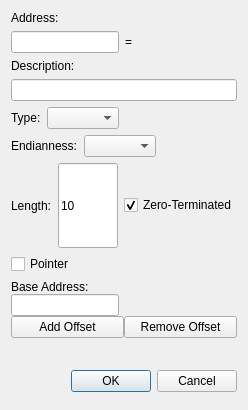
The window that GUI/AddAddressManuallyDialog.ui (korcankaraokcu/PINCE) describes before a commit, drawn with Qt 5.
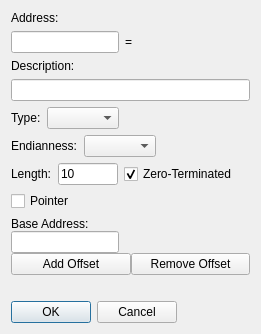
The same window after the commit.

Commit message: Fix sizing issues of AddAddressManuallyDialog

What changed in the file:
```diff
--- a/GUI/AddAddressManuallyDialog.ui
+++ b/GUI/AddAddressManuallyDialog.ui
@@ -2,32 +2,6 @@
 <ui version="4.0">
  <class>Dialog</class>
  <widget class="QDialog" name="Dialog">
-  <property name="geometry">
-   <rect>
-    <x>0</x>
-    <y>0</y>
-    <width>224</width>
-    <height>410</height>
-   </rect>
-  </property>
-  <property name="sizePolicy">
-   <sizepolicy hsizetype="Preferred" vsizetype="Expanding">
-    <horstretch>0</horstretch>
-    <verstretch>0</verstretch>
-   </sizepolicy>
-  </property>
-  <property name="minimumSize">
-   <size>
-    <width>0</width>
-    <height>0</height>
-   </size>
-  </property>
-  <property name="maximumSize">
-   <size>
-    <width>224</width>
-    <height>16777215</height>
-   </size>
-  </property>
   <property name="windowTitle">
    <string>Add Address Manually</string>
   </property>
@@ -277,7 +251,7 @@
      </item>
     </layout>
    </item>
-   <item row="9" column="0">
+   <item row="9" column="0" alignment="Qt::AlignLeft">
     <widget class="QDialogButtonBox" name="buttonBox">
      <property name="sizePolicy">
       <sizepolicy hsizetype="Expanding" vsizetype="Expanding">
@@ -367,9 +341,6 @@
          <property name="orientation">
           <enum>Qt::Horizontal</enum>
          </property>
-         <property name="sizeType">
-          <enum>QSizePolicy::Expanding</enum>
-         </property>
          <property name="sizeHint" stdset="0">
           <size>
            <width>40</width>
```
The commit also changes 2 other files.
